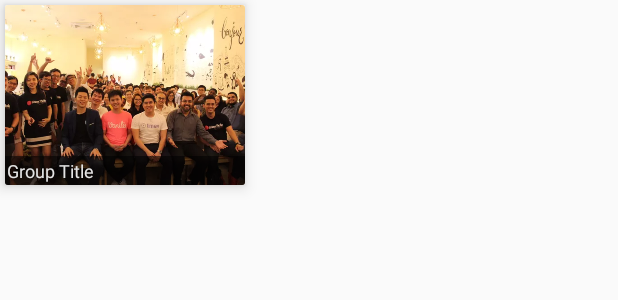
After one commit to gio96/MeetUpUdea, an Android app: the layout item_group_meetup.xml on its own in the app's theme, with its tools: preview values and no code run, on a phone screen of 412 x 824 dp. The commit adds this screen. Shown: the top 300 px of the screen. Run offline under Robolectric (Android 15) with nearby library versions, the phone set to English and light mode, and no system bars.

Commit message:
Notifications

```diff
--- /dev/null
+++ b/app/src/main/res/drawable/ic_notifications_active_black_24dp.xml
@@ -0,0 +1,9 @@
+<vector xmlns:android="http://schemas.android.com/apk/res/android"
+        android:width="24dp"
+        android:height="24dp"
+        android:viewportWidth="24.0"
+        android:viewportHeight="24.0">
+    <path
+        android:fillColor="#d71612"
+        android:pathData="M7.58,4.08L6.15,2.65C3.75,4.48 2.17,7.3 2.03,10.5h2c0.15,-2.65 1.51,-4.97 3.55,-6.42zM19.97,10.5h2c-0.15,-3.2 -1.73,-6.02 -4.12,-7.85l-1.42,1.43c2.02,1.45 3.39,3.77 3.54,6.42zM18,11c0,-3.07 -1.64,-5.64 -4.5,-6.32L13.5,4c0,-0.83 -0.67,-1.5 -1.5,-1.5s-1.5,0.67 -1.5,1.5v0.68C7.63,5.36 6,7.92 6,11v5l-2,2v1h16v-1l-2,-2v-5zM12,22c0.14,0 0.27,-0.01 0.4,-0.04 0.65,-0.14 1.18,-0.58 1.44,-1.18 0.1,-0.24 0.15,-0.5 0.15,-0.78h-4c0.01,1.1 0.9,2 2.01,2z"/>
+</vector>
--- /dev/null
+++ b/app/src/main/res/layout/item_group_meetup.xml
@@ -0,0 +1,41 @@
+<?xml version="1.0" encoding="utf-8"?>
+<android.support.v7.widget.CardView xmlns:android="http://schemas.android.com/apk/res/android"
+    xmlns:app="http://schemas.android.com/apk/res-auto"
+    android:id="@+id/cv_Meetup"
+    android:layout_width="160dp"
+    android:layout_height="120dp"
+    android:layout_margin="3dp"
+    android:clickable="true"
+    android:foreground="?android:attr/selectableItemBackground"
+    app:cardCornerRadius="2dp"
+    app:cardElevation="6dp">
+
+    <android.support.v7.widget.AppCompatImageView
+        android:id="@+id/img_Group"
+        android:layout_width="match_parent"
+        android:layout_height="match_parent"
+        android:scaleType="centerCrop"
+        android:src="@drawable/meetup" />
+
+    <android.support.v7.widget.AppCompatTextView
+        android:id="@+id/text_Group"
+        android:layout_width="match_parent"
+        android:layout_height="wrap_content"
+        android:layout_gravity="bottom"
+        android:background="#8c000000"
+        android:elevation="10dp"
+        android:padding="1dp"
+        android:text="Group Title"
+        android:textColor="#ffe3e3e3"
+        android:textSize="12sp"
+        android:textStyle="normal" />
+
+    <ImageView
+        android:id="@+id/img_Notification"
+        android:layout_width="30dp"
+        android:layout_height="30dp"
+        app:srcCompat="@drawable/ic_notifications_active_black_24dp"
+        android:layout_gravity="right"
+        android:visibility="gone"/>
+
+</android.support.v7.widget.CardView>
```
Also changed, not shown: app/src/main/java/com/example/galonsogomez/meetupudea/Group.java (+9 -0 lines), app/src/main/java/com/example/galonsogomez/meetupudea/MeetUpNavFragment.java (+13 -3 lines), app/src/main/java/com/example/galonsogomez/meetupudea/ShowGroupActivity.java (+17 -2 lines), 3 other files.
